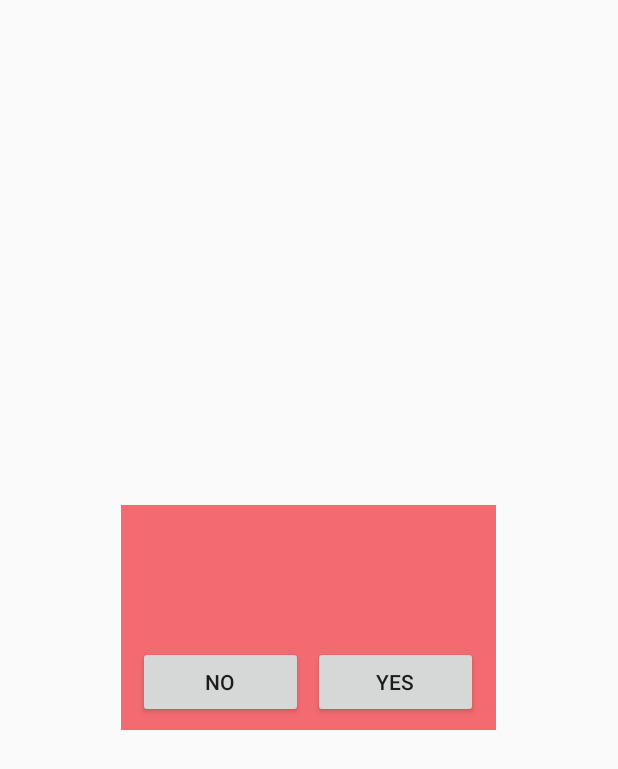
After one commit to lycox1/Language_Player, an Android app: the layout layout_custom_dialog.xml on its own in the app's theme, with its tools: preview values and no code run, on a phone screen of 412 x 824 dp. The commit adds this screen. Shown: the top 769 px of the screen. Run offline under Robolectric (Android 15) with nearby library versions, the phone set to English and light mode, and no system bars.

Commit message:
2016-06-30

```diff
--- a/BeanPlayer/app/build.gradle
+++ b/BeanPlayer/app/build.gradle
@@ -7,8 +7,8 @@ android {
         applicationId "com.e4deen.bean_player"
         minSdkVersion 19
         targetSdkVersion 25
-        versionCode 2
-        versionName "0.8.1"
+        versionCode 3
+        versionName "0.8.2"
         testInstrumentationRunner "android.support.test.runner.AndroidJUnitRunner"
     }
     buildTypes {
--- a/BeanPlayer/app/src/main/AndroidManifest.xml
+++ b/BeanPlayer/app/src/main/AndroidManifest.xml
@@ -38,8 +38,6 @@
             android:parentActivityName="com.e4deen.bean_player.view.entry_view.activity.EntryActivity"
             android:screenOrientation="portrait"
             android:launchMode="singleTask">
-
-
         </activity>
 
         <activity
--- a/BeanPlayer/app/src/main/java/com/e4deen/bean_player/data/Constants.java
+++ b/BeanPlayer/app/src/main/java/com/e4deen/bean_player/data/Constants.java
@@ -8,6 +8,10 @@ import android.content.Context;
 public class Constants {
     public static boolean FAIL = false;
     public static boolean SUCCESS = true;
+
+    public static int sPID = 0;
+    public static boolean sBootFlag = false;
+    public static int sSeekToProgress = 0;
 
     public static Context sPlayerContext;
     public static Context sFileListManagerContext;
--- a/BeanPlayer/app/src/main/java/com/e4deen/bean_player/view/file_explorer_view/activity/fragment/custom_dialog/Custom_dialog_plm.java
+++ b/BeanPlayer/app/src/main/java/com/e4deen/bean_player/view/file_explorer_view/activity/fragment/custom_dialog/Custom_dialog_plm.java
@@ -19,7 +19,7 @@ import android.widget.Toast;
 import com.e4deen.bean_player.R;
 import com.e4deen.bean_player.data.Constants;
 import com.e4deen.bean_player.db.DataBases;
-import com.e4deen.bean_player.db.Playlist_manager_db;
+//import com.e4deen.bean_player.db.Playlist_manager_db;
 import com.e4deen.bean_player.util.Valueable_Util;
 import com.e4deen.bean_player.view.file_explorer_view.activity.FileSearchActivity;
 
--- a/BeanPlayer/app/src/main/java/com/e4deen/bean_player/view/player_view/activity/fragment/Frag_main_filelist.java
+++ b/BeanPlayer/app/src/main/java/com/e4deen/bean_player/view/player_view/activity/fragment/Frag_main_filelist.java
@@ -56,6 +56,7 @@ public class Frag_main_filelist extends Fragment {
                 }
 
                 if(mFilelist.size() > mCurrentPlayingPosition + 1) {
+
                     mCurrentPlayingPosition++;
                     Valueable_Util.setCurrentPlayingPosition(mCurrentPlayingPosition);
                     MediaPlayerController.sController.stopPlay();
@@ -66,7 +67,12 @@ public class Frag_main_filelist extends Fragment {
 
                     listview_playList.setAdapter(mAdapterMainPlayList);
                     listview_playList.setSelection(mCurrentPlayingPosition);
+                    Log.d(LOG_TAG, "OnPlayingCompleteCb mFilelist.size() " + mFilelist.size() + ", mCurrentPlayingPosition " + mCurrentPlayingPosition);
+                } else if (mFilelist.size() == mCurrentPlayingPosition + 1) {
+                    Log.d(LOG_TAG, "OnPlayingCompleteCb last case mFilelist.size() " + mFilelist.size() + ", mCurrentPlayingPosition " + mCurrentPlayingPosition);
+                    MediaPlayerController.sController.stopPlay();
                 }
+
             }
         };
 
--- a/BeanPlayer/app/src/main/java/com/e4deen/bean_player/view/player_view/component/MediaPlayerController.java
+++ b/BeanPlayer/app/src/main/java/com/e4deen/bean_player/view/player_view/component/MediaPlayerController.java
@@ -1,5 +1,6 @@
 package com.e4deen.bean_player.view.player_view.component;
 
+import android.app.Activity;
 import android.content.ComponentName;
 import android.content.Context;
 import android.content.Intent;
@@ -36,6 +37,7 @@ public class MediaPlayerController {
     final int E_ERROR = 0;
 
     public static MediaPlayerController sController;
+    public ImageButton btn_file_search, btn_play_pause;
 
     String playFile = null;
     SeekBar mSeekBar;
@@ -254,7 +256,7 @@ public class MediaPlayerController {
         Constants.FILE_READY_STATUS = Constants.FILE_READY;
         Log.d(LOG_TAG, "setPlayFile fullPath = " + playFile);
         Valueable_Util.setCurrentPlayingFilePath(fullPath);
-        //onOnDrawBookmark();
+        Constants.sSeekToProgress = 0;
         sendMessage(COMMAND_SET_FILE, playFile);
         sendMessage(COMMAND_GET_DURATION);
 
@@ -278,7 +280,6 @@ public class MediaPlayerController {
     public int pausePlay() {
         Constants.PLAYER_STATUS = Constants.PLAYER_STATUS_PAUSE;
         //(ImageButton)((AppCompatActivity)mContext).findViewById(R.id.btn_play_pause_id).callOnClick();
-
         sendMessage(COMMAND_PAUSE);
         return E_SUCCESS;
     }
--- /dev/null
+++ b/BeanPlayer/app/src/main/res/layout/layout_custom_dialog.xml
@@ -0,0 +1,56 @@
+<?xml version="1.0" encoding="utf-8"?>
+<LinearLayout xmlns:android="http://schemas.android.com/apk/res/android"
+              android:layout_width="fill_parent"
+              android:layout_height="fill_parent"
+              android:gravity="center"
+              android:orientation="vertical" >
+
+    <RelativeLayout
+        android:layout_width="250dip"
+        android:layout_height="150dip"
+        android:background="#F26B70">
+
+        <LinearLayout
+            android:layout_width="fill_parent"
+            android:layout_height="wrap_content"
+            android:layout_alignParentBottom="true"
+            android:layout_marginTop="40dip"
+            android:gravity="center"
+            android:orientation="horizontal">
+
+            <Button
+                android:id="@+id/btn_left"
+                android:layout_width="110dip"
+                android:layout_height="wrap_content"
+                android:layout_marginBottom="5dip"
+                android:layout_marginRight="3dip"
+                android:text="NO"/>
+
+            <Button
+                android:id="@+id/btn_right"
+                android:layout_width="110dip"
+                android:layout_height="wrap_content"
+                android:layout_marginBottom="5dip"
+                android:layout_marginLeft="3dip"
+                android:text="YES"/>
+        </LinearLayout>
+
+        <TextView
+            android:id="@+id/txt_content"
+            android:layout_width="fill_parent"
+            android:layout_height="wrap_content"
+            android:gravity="center"
+            android:textColor="@android:color/black"
+            android:textSize="25sp"/>
+
+        <TextView
+            android:id="@+id/txt_title"
+            android:layout_width="fill_parent"
+            android:layout_height="wrap_content"
+            android:layout_below="@+id/txt_content"
+            android:gravity="center"
+            android:textColor="@android:color/background_light"
+            android:textSize="18sp"/>
+    </RelativeLayout>
+
+</LinearLayout>
--- a/BeanPlayer/app/src/main/res/layout/view_entry/activity/layout/activity_entry.xml
+++ b/BeanPlayer/app/src/main/res/layout/view_entry/activity/layout/activity_entry.xml
@@ -40,7 +40,7 @@
             android:textSize="24sp"/>
 
         <TextView
-            android:id="@+id/textView"
+            android:id="@+id/tv_version"
             android:layout_width="match_parent"
             android:layout_height="wrap_content"
             android:layout_below="@+id/textView2"
```
Also changed, not shown: BeanPlayer/app/src/main/java/com/e4deen/bean_player/util/CustomDialog.java (added, +80 -0 lines), BeanPlayer/app/src/main/java/com/e4deen/bean_player/view/entry_view/activity/EntryActivity.java (+14 -2 lines), BeanPlayer/app/src/main/java/com/e4deen/bean_player/view/player_view/activity/MainActivity.java (+65 -3 lines), BeanPlayer/app/src/main/java/com/e4deen/bean_player/view/player_view/component/CircleButton.java (+15 -3 lines), BeanPlayer/app/src/main/java/com/e4deen/bean_player/view/player_view/component/MediaPlayerService.java (+16 -0 lines).
